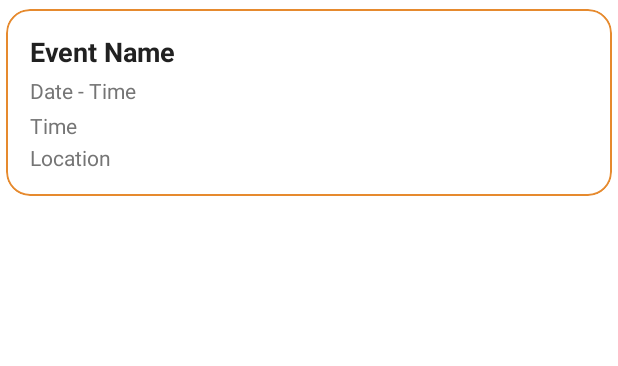
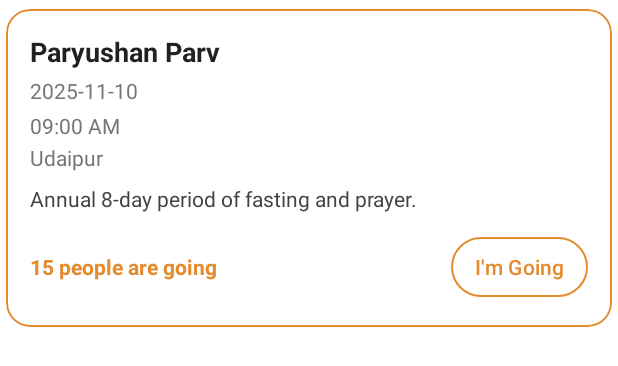
Before and after one commit to suhaniranka006/JainConnect_AndroidApp, an Android app: the layout item_event.xml on its own in the app's theme, with its tools: preview values and no code run, on a phone screen of 412 x 824 dp. Shown: the top 366 px of the screen. Run offline under Robolectric (Android 15) with nearby library versions, the light colour scheme and no system bars.

Commit message:
added rsvp event engagement button

```diff
--- a/app/build.gradle.kts
+++ b/app/build.gradle.kts
@@ -90,6 +90,7 @@ dependencies {
     implementation(platform("com.google.firebase:firebase-bom:33.7.0"))
     implementation("com.google.firebase:firebase-auth")
     implementation("com.google.firebase:firebase-analytics")
+    implementation("com.google.firebase:firebase-messaging")
 
     //for circular profile photo
     implementation ("de.hdodenhof:circleimageview:3.1.0")
--- a/app/src/main/AndroidManifest.xml
+++ b/app/src/main/AndroidManifest.xml
@@ -3,6 +3,7 @@
     xmlns:tools="http://schemas.android.com/tools">
 
     <uses-permission android:name="android.permission.INTERNET" />
+
     <uses-permission android:name="android.permission.POST_NOTIFICATIONS" />
     <uses-permission android:name="android.permission.READ_MEDIA_IMAGES" />
     <uses-permission
--- a/app/src/main/res/layout/item_event.xml
+++ b/app/src/main/res/layout/item_event.xml
@@ -5,7 +5,6 @@
     xmlns:tools="http://schemas.android.com/tools"
     android:layout_width="match_parent"
     android:layout_height="wrap_content"
-
     android:layout_marginHorizontal="4dp"
     android:layout_marginVertical="6dp"
     app:cardBackgroundColor="@android:color/white"
@@ -28,7 +27,7 @@
             android:textSize="18sp"
             android:textStyle="bold"
             android:textColor="#212121"
-            tools:text="Event Name"/>
+            tools:text="Paryushan Parv"/>
 
         <TextView
             android:id="@+id/tvEventDateTime"
@@ -36,7 +35,7 @@
             android:layout_height="wrap_content"
             android:textSize="14sp"
             android:textColor="#757575"
-            tools:text="Date - Time"
+            tools:text="2025-11-10"
             android:layout_marginTop="4dp"/>
 
         <TextView
@@ -45,7 +44,7 @@
             android:layout_height="wrap_content"
             android:textSize="14sp"
             android:textColor="#757575"
-            tools:text="Time"
+            tools:text="09:00 AM"
             android:layout_marginTop="4dp"/>
 
         <TextView
@@ -54,7 +53,7 @@
             android:layout_height="wrap_content"
             android:textSize="14sp"
             android:textColor="#757575"
-            tools:text="Location"
+            tools:text="Udaipur"
             android:layout_marginTop="2dp"/>
 
         <TextView
@@ -63,9 +62,45 @@
             android:layout_height="wrap_content"
             android:textSize="14sp"
             android:textColor="#424242"
-            tools:text="Description"
+            tools:text="Annual 8-day period of fasting and prayer."
             android:layout_marginTop="8dp"
-            android:visibility="gone"/>
+            android:visibility="visible"
+         android:maxLines="3"
+         android:ellipsize="end"/>
+
+        <!-- === YEH NAYA SECTION ADD KIYA GAYA HAI === -->
+
+        <RelativeLayout
+            android:layout_width="match_parent"
+            android:layout_height="wrap_content"
+            android:layout_marginTop="12dp">
+
+            <TextView
+                android:id="@+id/tvRsvpCount"
+                android:layout_width="wrap_content"
+                android:layout_height="wrap_content"
+                android:layout_alignParentStart="true"
+                android:layout_centerVertical="true"
+                android:textColor="@color/saffron_dark"
+                android:textStyle="bold"
+                tools:text="15 people are going" />
+
+            <com.google.android.material.button.MaterialButton
+                android:id="@+id/btnRsvp"
+                style="?attr/materialButtonOutlinedStyle"
+                android:layout_width="wrap_content"
+                android:layout_height="wrap_content"
+                android:layout_alignParentEnd="true"
+                android:text="I'm Going"
+                android:textColor="@color/saffron_dark"
+                app:strokeColor="@color/saffron_dark"
+                app:cornerRadius="20dp"
+                android:paddingVertical="8dp"
+                android:paddingHorizontal="16dp"
+                android:textAllCaps="false"/>
+
+        </RelativeLayout>
+
     </LinearLayout>
 
 </com.google.android.material.card.MaterialCardView>
```
Also changed, not shown: app/src/main/java/com/example/jainconnect/ApiService.kt (+8 -0 lines), app/src/main/java/com/example/jainconnect/Event.kt (+16 -10 lines), app/src/main/java/com/example/jainconnect/EventActivity.kt (+65 -35 lines), app/src/main/java/com/example/jainconnect/EventAdapter.kt (+27 -34 lines), app/src/main/java/com/example/jainconnect/JainRepository.kt (+22 -1 lines), app/src/main/java/com/example/jainconnect/JainViewModel.kt (+40 -2 lines), app/src/main/java/com/example/jainconnect/MyFirebaseMessagingService.kt (added, +82 -0 lines), app/src/main/java/com/example/jainconnect/SplashActivity.kt (+82 -26 lines).
